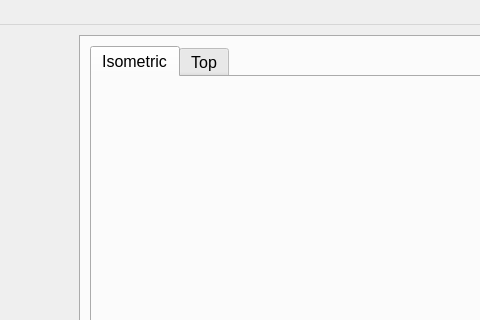
Above: Solver/Explorer.ui from steveknipmeyer/ModelRelief before the change; both pictures show x 198 to 678 and y 0 to 320 of the 1151 by 967 pixel window. Below: the same form after it.
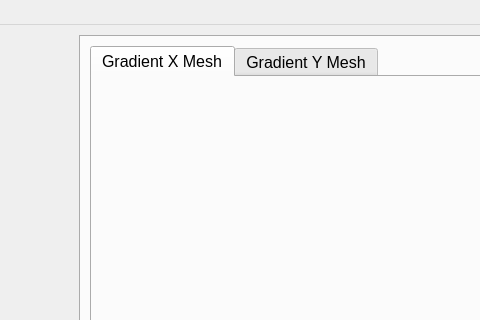
That is the form after the change. The open tabs and pages were chosen to show the change.

Commit message: Initial support in Explorer for mayavi mesh views.

Diff of the .ui file:
```diff
--- a/Solver/Explorer.ui
+++ b/Solver/Explorer.ui
@@ -361,7 +361,7 @@
             <enum>Qt::TabFocus</enum>
            </property>
            <attribute name="title">
-            <string>Isometric</string>
+            <string>Gradient X Mesh</string>
            </attribute>
            <layout class="QVBoxLayout" name="verticalLayout_10"/>
           </widget>
@@ -370,7 +370,7 @@
             <enum>Qt::TabFocus</enum>
            </property>
            <attribute name="title">
-            <string>Top</string>
+            <string>Gradient Y Mesh</string>
            </attribute>
            <layout class="QVBoxLayout" name="verticalLayout_9"/>
           </widget>
```
Left out of the diff: 8 changed lines with no effect on the pictures. The commit also changes 6 other files.
